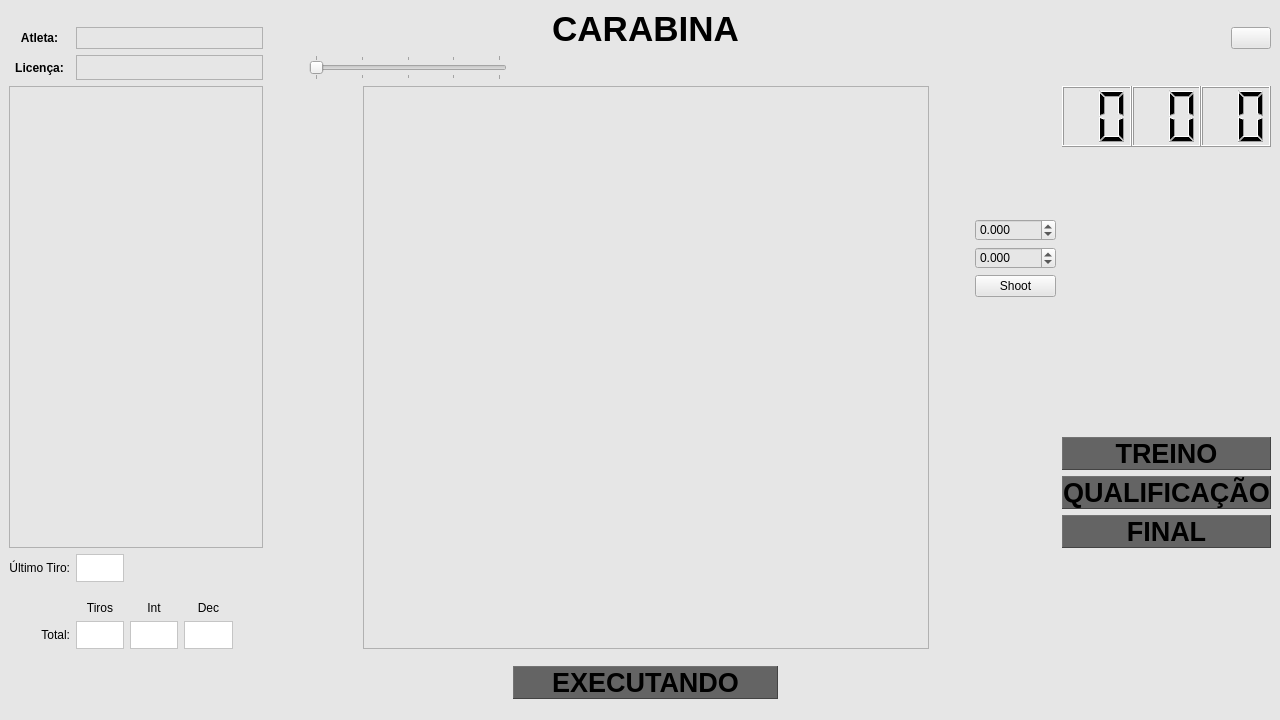
Above: local_pc/gui/riflewindow.ui from xBogas/ES-SACA before the change. Below: the same form after it.
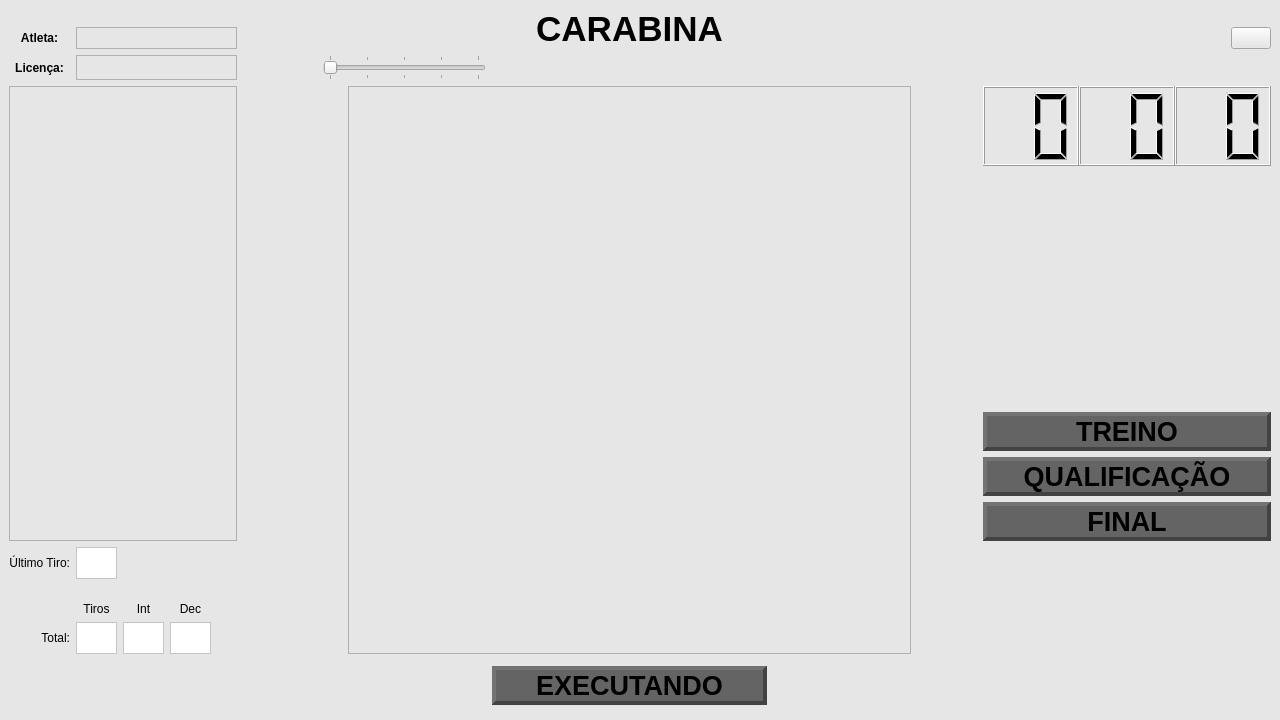
That is the form after the change. Icons and pictures are not drawn.

Commit message: Alterações no ui, nomeadamente a remoção do botão de teste de tiros.

Diff of the .ui file:
```diff
--- a/local_pc/gui/riflewindow.ui
+++ b/local_pc/gui/riflewindow.ui
@@ -37,7 +37,7 @@
         <property name="minimumSize">
          <size>
           <width>41</width>
-          <height>0</height>
+          <height>32</height>
          </size>
         </property>
         <property name="styleSheet">
@@ -64,10 +64,16 @@
         </property>
         <property name="sizePolicy">
          <sizepolicy hsizetype="Minimum" vsizetype="Fixed">
-          <horstretch>1</horstretch>
+          <horstretch>6</horstretch>
           <verstretch>1</verstretch>
          </sizepolicy>
         </property>
+        <property name="minimumSize">
+         <size>
+          <width>0</width>
+          <height>0</height>
+         </size>
+        </property>
         <property name="font">
          <font>
           <pointsize>20</pointsize>
@@ -83,6 +89,9 @@
         <property name="frameShadow">
          <enum>QFrame::Raised</enum>
         </property>
+        <property name="lineWidth">
+         <number>4</number>
+        </property>
         <property name="text">
          <string>TREINO</string>
         </property>
@@ -95,7 +104,7 @@
        <widget class="QLabel" name="Start">
         <property name="sizePolicy">
          <sizepolicy hsizetype="Minimum" vsizetype="Fixed">
-          <horstretch>11</horstretch>
+          <horstretch>14</horstretch>
           <verstretch>7</verstretch>
          </sizepolicy>
         </property>
@@ -114,6 +123,9 @@
         <property name="frameShadow">
          <enum>QFrame::Raised</enum>
         </property>
+        <property name="lineWidth">
+         <number>4</number>
+        </property>
         <property name="text">
          <string>EXECUTANDO</string>
         </property>
@@ -122,38 +134,6 @@
         </property>
        </widget>
       </item>
-      <item row="11" column="6">
-       <spacer name="verticalSpacer_6">
-        <property name="orientation">
-         <enum>Qt::Vertical</enum>
-        </property>
-        <property name="sizeType">
-         <enum>QSizePolicy::Minimum</enum>
-        </property>
-        <property name="sizeHint" stdset="0">
-         <size>
-          <width>20</width>
-          <height>28</height>
-         </size>
-        </property>
-       </spacer>
-      </item>
-      <item row="5" column="10">
-       <spacer name="horizontalSpacer_6">
-        <property name="orientation">
-         <enum>Qt::Horizontal</enum>
-        </property>
-        <property name="sizeType">
-         <enum>QSizePolicy::Fixed</enum>
-        </property>
-        <property name="sizeHint" stdset="0">
-         <size>
-          <width>40</width>
-          <height>20</height>
-         </size>
-        </property>
-       </spacer>
-      </item>
       <item row="12" column="1">
        <widget class="QLabel" name="label_3">
         <property name="sizePolicy">
@@ -162,6 +142,12 @@
           <verstretch>1</verstretch>
          </sizepolicy>
         </property>
+        <property name="minimumSize">
+         <size>
+          <width>41</width>
+          <height>30</height>
+         </size>
+        </property>
         <property name="text">
          <string>Tiros</string>
         </property>
@@ -193,6 +179,9 @@
         <property name="frameShadow">
          <enum>QFrame::Raised</enum>
         </property>
+        <property name="lineWidth">
+         <number>4</number>
+        </property>
         <property name="text">
          <string>FINAL</string>
         </property>
@@ -264,7 +253,7 @@
        <widget class="QGraphicsView" name="Target">
         <property name="sizePolicy">
          <sizepolicy hsizetype="Fixed" vsizetype="Fixed">
-          <horstretch>6</horstretch>
+          <horstretch>7</horstretch>
           <verstretch>6</verstretch>
          </sizepolicy>
         </property>
@@ -361,6 +350,12 @@
           <verstretch>1</verstretch>
          </sizepolicy>
         </property>
+        <property name="minimumSize">
+         <size>
+          <width>41</width>
+          <height>31</height>
+         </size>
+        </property>
         <property name="text">
          <string>Dec</string>
         </property>
@@ -407,6 +402,9 @@
         <property name="frameShadow">
          <enum>QFrame::Raised</enum>
         </property>
+        <property name="lineWidth">
+         <number>4</number>
+        </property>
         <property name="text">
          <string>QUALIFICAÇÃO</string>
         </property>
@@ -426,7 +424,7 @@
         <property name="minimumSize">
          <size>
           <width>41</width>
-          <height>0</height>
+          <height>32</height>
          </size>
         </property>
         <property name="baseSize">
@@ -453,8 +451,8 @@
        <widget class="QSlider" name="horizontalSlider">
         <property name="sizePolicy">
          <sizepolicy hsizetype="Expanding" vsizetype="Fixed">
-          <horstretch>2</horstretch>
-          <verstretch>1</verstretch>
+          <horstretch>1</horstretch>
+          <verstretch>0</verstretch>
          </sizepolicy>
         </property>
         <property name="minimum">
@@ -499,38 +497,6 @@
         </property>
        </widget>
       </item>
-      <item row="13" column="6">
-       <spacer name="verticalSpacer_8">
-        <property name="orientation">
-         <enum>Qt::Vertical</enum>
-        </property>
-        <property name="sizeType">
-         <enum>QSizePolicy::Minimum</enum>
-        </property>
-        <property name="sizeHint" stdset="0">
-         <size>
-          <width>20</width>
-          <height>28</height>
-         </size>
-        </property>
-       </spacer>
-      </item>
-      <item row="12" column="6">
-       <spacer name="verticalSpacer_7">
-        <property name="orientation">
-         <enum>Qt::Vertical</enum>
-        </property>
-        <property name="sizeType">
-         <enum>QSizePolicy::Minimum</enum>
-        </property>
-        <property name="sizeHint" stdset="0">
-         <size>
-          <width>20</width>
-          <height>27</height>
-         </size>
-        </property>
-       </spacer>
-      </item>
       <item row="3" column="11">
        <spacer name="verticalSpacer_2">
         <property name="orientation">
@@ -542,7 +508,7 @@
         <property name="sizeHint" stdset="0">
          <size>
           <width>20</width>
-          <height>60</height>
+          <height>80</height>
          </size>
         </property>
        </spacer>
@@ -628,7 +594,7 @@
         <property name="minimumSize">
          <size>
           <width>41</width>
-          <height>0</height>
+          <height>32</height>
          </size>
         </property>
         <property name="styleSheet">
@@ -687,6 +653,12 @@
           <verstretch>1</verstretch>
          </sizepolicy>
         </property>
+        <property name="minimumSize">
+         <size>
+          <width>41</width>
+          <height>31</height>
+         </size>
+        </property>
         <property name="text">
          <string>Int</string>
         </property>
@@ -706,7 +678,7 @@
         <property name="minimumSize">
          <size>
           <width>41</width>
-          <height>0</height>
+          <height>32</height>
          </size>
         </property>
         <property name="styleSheet">
@@ -733,49 +705,6 @@
         </property>
        </widget>
       </item>
-      <item row="5" column="11">
-       <layout class="QVBoxLayout" name="verticalLayout_2">
-        <item>
-         <widget class="QDoubleSpinBox" name="doubleSpinBox">
-          <property name="decimals">
-           <number>3</number>
-          </property>
-          <property name="minimum">
-           <double>-1500.000000000000000</double>
-          </property>
-          <property name="maximum">
-           <double>1500.000000000000000</double>
-          </property>
-          <property name="singleStep">
-           <double>0.100000000000000</double>
-          </property>
-         </widget>
-        </item>
-        <item>
-         <widget class="QDoubleSpinBox" name="doubleSpinBox_2">
-          <property name="decimals">
-           <number>3</number>
-          </property>
-          <property name="minimum">
-           <double>-800.000000000000000</double>
-          </property>
-          <property name="maximum">
-           <double>800.000000000000000</double>
-          </property>
-          <property name="singleStep">
-           <double>0.100000000000000</double>
-          </property>
-         </widget>
-        </item>
-        <item>
-         <widget class="QPushButton" name="ShootButton">
-          <property name="text">
-           <string>Shoot</string>
-          </property>
-         </widget>
-        </item>
-       </layout>
-      </item>
       <item row="12" column="5">
        <spacer name="horizontalSpacer_4">
         <property name="orientation">
@@ -786,7 +715,7 @@
         </property>
         <property name="sizeHint" stdset="0">
          <size>
-          <width>40</width>
+          <width>80</width>
           <height>20</height>
          </size>
         </property>
@@ -809,6 +738,22 @@
         </property>
        </widget>
       </item>
+      <item row="5" column="10" colspan="2">
+       <spacer name="horizontalSpacer_6">
+        <property name="orientation">
+         <enum>Qt::Horizontal</enum>
+        </property>
+        <property name="sizeType">
+         <enum>QSizePolicy::Fixed</enum>
+        </property>
+        <property name="sizeHint" stdset="0">
+         <size>
+          <width>60</width>
+          <height>20</height>
+         </size>
+        </property>
+       </spacer>
+      </item>
      </layout>
     </item>
    </layout>
```
The commit also changes 1 other file.
